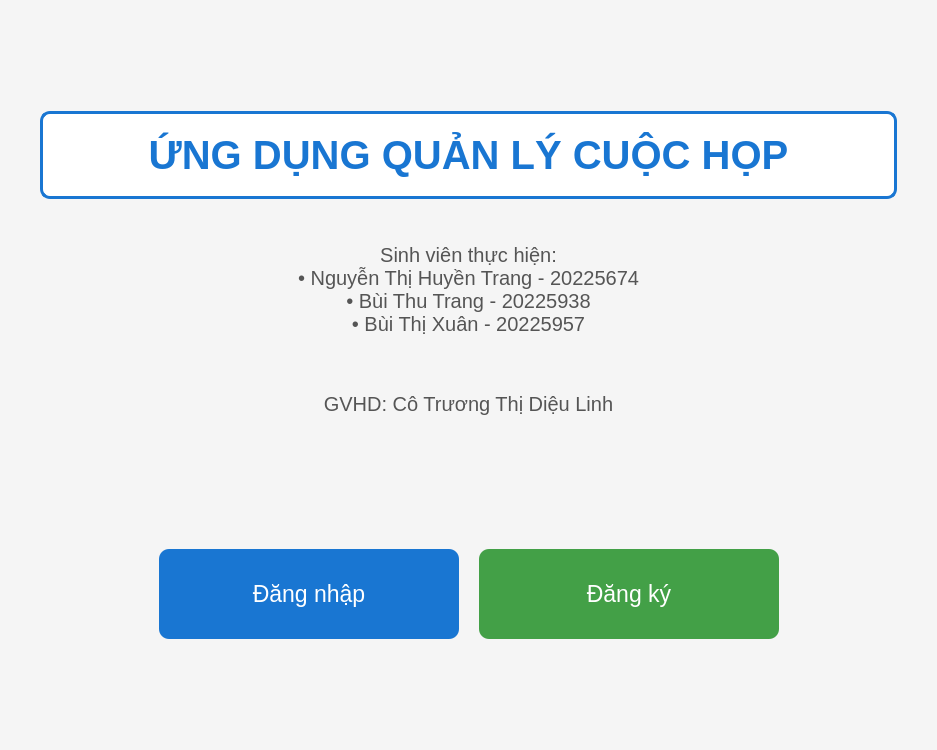
First picture: the form in src/views/userviews/mainmenu.ui, repository HuyenTranggg/Meeting_Scheduler_App, before the edit.
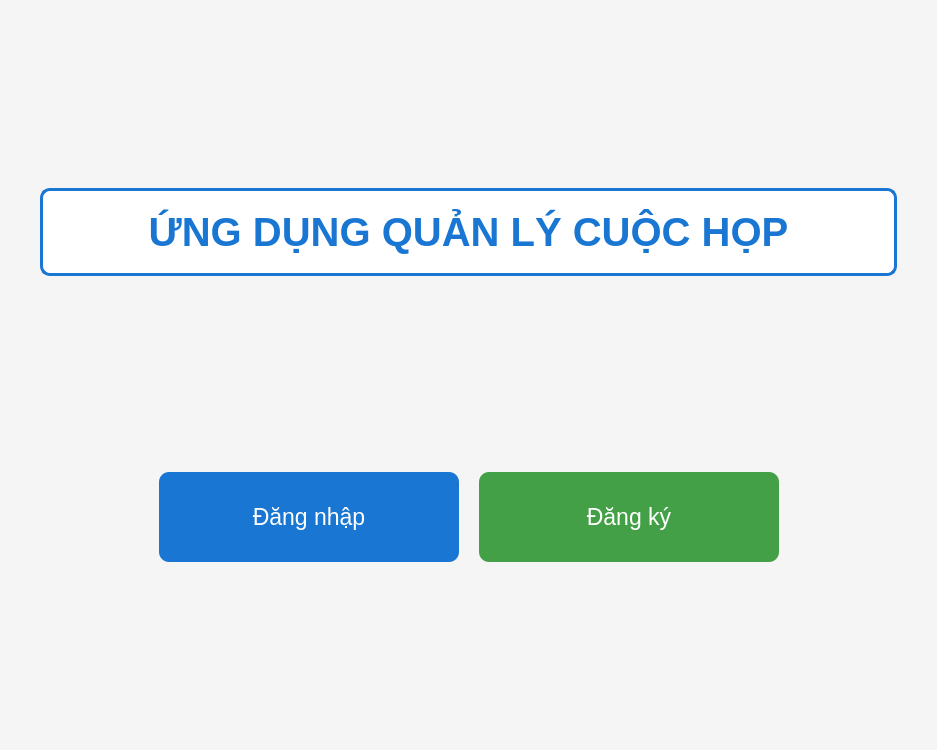
Second picture: the form after the edit.

Patch:
```diff
--- a/src/views/userviews/mainmenu.ui
+++ b/src/views/userviews/mainmenu.ui
@@ -94,7 +94,7 @@
      </property>
     </widget>
    </item>
-   <item>
+   <!-- <item>
     <widget class="QLabel" name="studentLabel">
      <property name="text">
       <string>Sinh viên thực hiện:
@@ -106,8 +106,8 @@
       <set>Qt::AlignCenter</set>
      </property>
     </widget>
-   </item>
-   <item>
+   </item> -->
+   <!-- <item>
     <widget class="QLabel" name="teacherLabel">
      <property name="text">
       <string>GVHD: Cô Trương Thị Diệu Linh</string>
@@ -116,7 +116,7 @@
       <set>Qt::AlignCenter</set>
      </property>
     </widget>
-   </item>
+   </item> -->
    <item>
     <spacer name="verticalSpacer_2">
      <property name="orientation">
```
